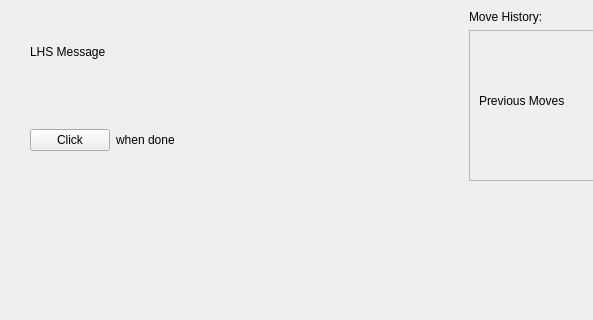
This is form.ui in ShadyBarrios/CS179_P3 as Qt 5 draws it before an edit; both pictures show x 0 to 593 and y 0 to 320 of the 934 by 700 pixel window. The edited form follows.
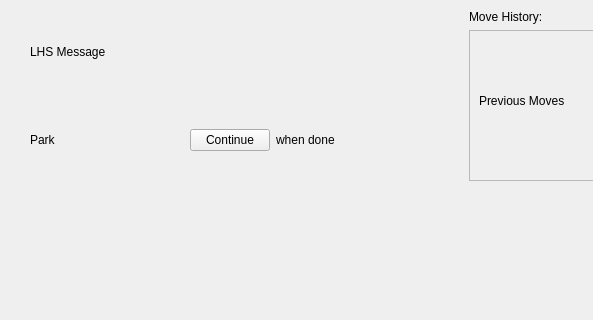
This is the edited form. The open tabs and pages were chosen to show the change.

Patch:
```diff
--- a/form.ui
+++ b/form.ui
@@ -163,11 +163,33 @@
             </layout>
            </item>
            <item>
+            <layout class="QHBoxLayout" name="ParkLayout">
+             <item>
+              <widget class="QLabel" name="ParkLabel">
+               <property name="text">
+                <string>Park</string>
+               </property>
+              </widget>
+             </item>
+             <item>
+              <spacer name="horizontalSpacer_10">
+               <property name="orientation">
+                <enum>Qt::Orientation::Horizontal</enum>
+               </property>
+               <property name="sizeHint" stdset="0">
+                <size>
+                 <width>40</width>
+                 <height>20</height>
+                </size>
+               </property>
+              </spacer>
+             </item>
+             <item>
             <layout class="QHBoxLayout" name="ContinueLayout">
              <item>
               <widget class="QPushButton" name="ContinueButton">
                <property name="text">
-                <string>Click</string>
+                  <string>Continue</string>
                </property>
               </widget>
              </item>
@@ -177,6 +199,8 @@
                 <string>when done</string>
                </property>
               </widget>
+               </item>
+              </layout>
              </item>
              <item>
               <spacer name="horizontalSpacer_8">
```
Left out of the diff: 2 changed lines with no effect on the pictures. Lines whose indentation alone changed are shown as unchanged.
